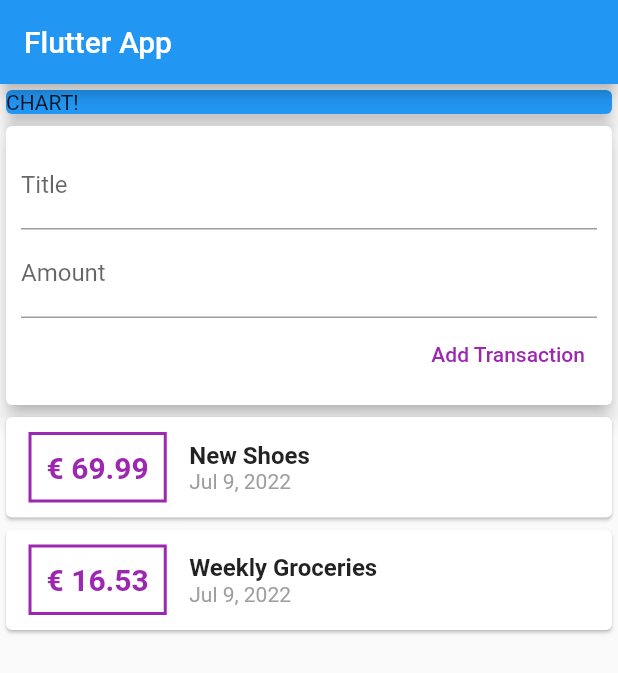
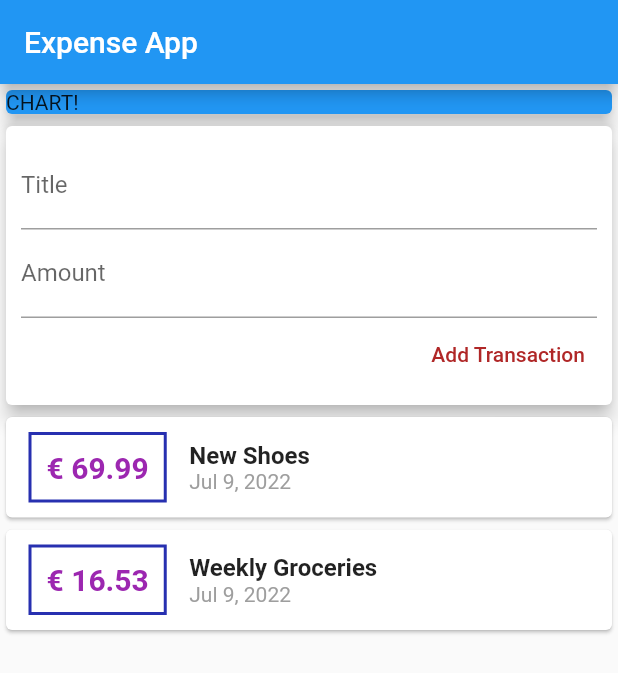
Before and after one commit to BenyNtb/flutter_expenses_app, a Flutter app: the screen it shows after launch, on a phone screen of 412 x 824 dp. Shown: the top 673 px of the screen. Run offline on Flutter 3.47's test engine with Material 2 defaults, Android fonts, the phone set to English and light mode, and no system bars.

Commit message:
ListViews

```diff
--- a/lib/main.dart
+++ b/lib/main.dart
@@ -8,7 +8,7 @@ class MyApp extends StatelessWidget {
   @override
   Widget build(BuildContext context) {
     return MaterialApp(
-      title: 'Flutter App',
+      title: 'Expense App',
       home: MyHomePage(),
     );
   }
@@ -24,7 +24,7 @@ class MyHomePage extends StatelessWidget {
   Widget build(BuildContext context) {
     return Scaffold(
       appBar: AppBar(
-        title: Text('Flutter App'),
+        title: Text('Expense App'),
       ),
       body: SingleChildScrollView(
         child: Column(
--- a/lib/widgets/new_transaction.dart
+++ b/lib/widgets/new_transaction.dart
@@ -8,7 +8,7 @@ class NewTransaction extends StatelessWidget {
   NewTransaction(this.addTx);
 
   @override
-  Widget build (BuildContext context) {
+  Widget build(BuildContext context) {
     return Card(
       elevation: 5,
       child: Container(
@@ -31,11 +31,11 @@ class NewTransaction extends StatelessWidget {
             TextButton(
               child: Text(
                 'Add Transaction',
-                        style: TextStyle(color: Colors.purple),
+                style: TextStyle(color: Color.fromARGB(255, 176, 39, 39)),
               ),
               onPressed: () {
-                        addTx(titleController.text, double.parse(amountController.text)
-                        );
+                addTx(
+                    titleController.text, double.parse(amountController.text));
               },
             )
           ],
--- a/lib/widgets/transaction_list.dart
+++ b/lib/widgets/transaction_list.dart
@@ -12,9 +12,8 @@ class TransactionList extends StatelessWidget {
   Widget build(BuildContext context) {
     return Container(
       height: 300,
-      child: SingleChildScrollView(
-        child: Column(
-          children: transactions.map((tx) {
+      child: ListView.builder(
+        itemBuilder: (ctx, index) {
           return Card(
             child: Row(
               children: <Widget>[
@@ -25,13 +24,13 @@ class TransactionList extends StatelessWidget {
                   ),
                   decoration: BoxDecoration(
                     border: Border.all(
-                        color: Colors.purple,
+                      color: Color.fromARGB(255, 39, 48, 176),
                       width: 2,
                     ),
                   ),
                   padding: EdgeInsets.all(10),
                   child: Text(
-                      '\€ ${tx.amount}',
+                    '\€ ${transactions[index].amount}',
                     style: TextStyle(
                       fontWeight: FontWeight.bold,
                       fontSize: 20,
@@ -43,14 +42,14 @@ class TransactionList extends StatelessWidget {
                   crossAxisAlignment: CrossAxisAlignment.start,
                   children: <Widget>[
                     Text(
-                        tx.title,
+                      transactions[index].title,
                       style: TextStyle(
                         fontSize: 16,
                         fontWeight: FontWeight.bold,
                       ),
                     ),
                     Text(
-                        DateFormat.yMMMd().format(tx.date),
+                      DateFormat.yMMMd().format(transactions[index].date),
                       style: TextStyle(color: Colors.grey),
                     ),
                   ],
@@ -58,8 +57,8 @@ class TransactionList extends StatelessWidget {
               ],
             ),
           );
-          }).toList(),
-        ),
+        },
+        itemCount: transactions.length,
       ),
     );
   }
```
Lines whose indentation alone changed are shown as unchanged.
